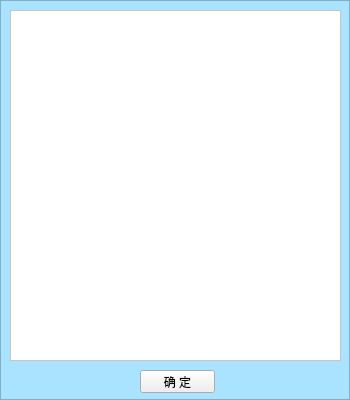
This is buylist.ui in cbt-98/Supermarket-Management-System as Qt 5 draws it before an edit. The edited form follows.
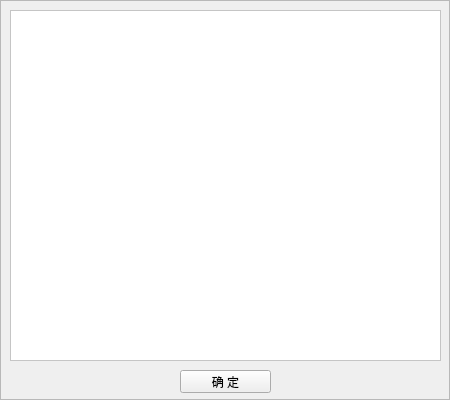
This is the edited form.

The edit to the form file:
```diff
--- a/buylist.ui
+++ b/buylist.ui
@@ -6,7 +6,7 @@
    <rect>
     <x>0</x>
     <y>0</y>
-    <width>350</width>
+    <width>450</width>
     <height>400</height>
    </rect>
   </property>
@@ -21,7 +21,7 @@
     <rect>
      <x>10</x>
      <y>10</y>
-     <width>331</width>
+     <width>431</width>
      <height>351</height>
     </rect>
    </property>
@@ -30,13 +30,16 @@
 background-color: rgb(255, 255, 255);
 color: rgb(0, 0, 0);</string>
    </property>
+   <property name="frameShadow">
+    <enum>QFrame::Sunken</enum>
+   </property>
   </widget>
   <widget class="QPushButton" name="pushButton">
    <property name="geometry">
     <rect>
-     <x>140</x>
+     <x>180</x>
      <y>370</y>
-     <width>75</width>
+     <width>91</width>
      <height>23</height>
     </rect>
    </property>
@@ -53,13 +56,13 @@
     <rect>
      <x>0</x>
      <y>0</y>
-     <width>350</width>
+     <width>450</width>
      <height>400</height>
     </rect>
    </property>
    <property name="styleSheet">
     <string notr="true">
-background-color: rgb(170, 227, 255);</string>
+</string>
    </property>
    <property name="frameShape">
     <enum>QFrame::StyledPanel</enum>
```
